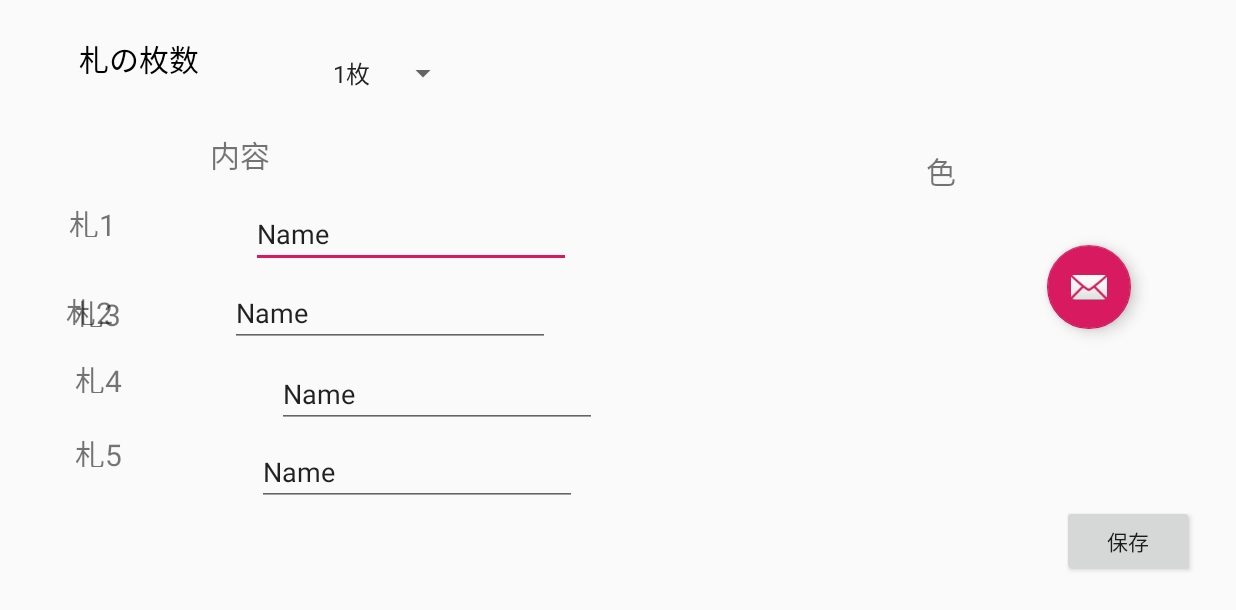
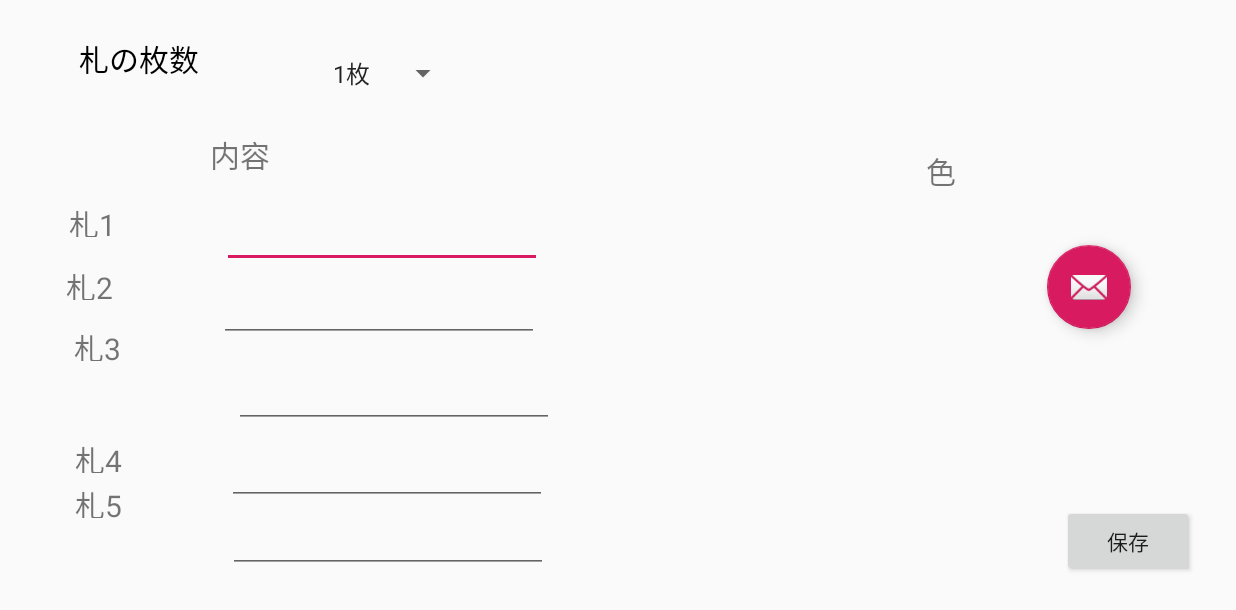
Before and after one commit to DaddyPool/DaddyBoard, an Android app: the Setting screen opened directly, with no data from a screen before it, after a tap on "保存", on a phone screen of 824 x 412 dp (held sideways). Shown: the top 610 px of the screen. Run offline under Robolectric (Android 15) with nearby library versions, the phone set to English and light mode, and no system bars; libraries missing offline, so code that uses them is left out: petrov.kristiyan.colorpicker.

Commit message:
保存処理追加

```diff
--- a/app/src/main/java/com/daddypooldev/daddyboard/Setting.java
+++ b/app/src/main/java/com/daddypooldev/daddyboard/Setting.java
@@ -8,8 +8,10 @@ import android.os.Handler;
 import androidx.appcompat.app.AppCompatActivity;
 import android.util.Log;
 import android.view.View;
+import android.widget.AdapterView;
 import android.widget.Button;
 import android.widget.EditText;
+import android.widget.Spinner;
 
 import com.google.android.material.floatingactionbutton.FloatingActionButton;
 
@@ -26,14 +28,23 @@ import java.io.BufferedReader;
 public class Setting extends AppCompatActivity {
 
     private String fileName = "Data.txt";
-    private String text ="123";
-    private EditText editText;
+    private String text ="";
+    private EditText editTextfuda1;
+    private EditText editTextfuda2;
+    private EditText editTextfuda3;
+    private EditText editTextfuda4;
+    private EditText editTextfuda5;
 
     @Override
     protected void onCreate(Bundle savedInstanceState) {
         super.onCreate(savedInstanceState);
         setContentView(R.layout.setting);
-        editText = findViewById(R.id.editText);
+        editTextfuda1 = findViewById(R.id.editText_fuda1);
+        editTextfuda2 = findViewById(R.id.editText_fuda2);
+        editTextfuda3 = findViewById(R.id.editText_fuda3);
+        editTextfuda4 = findViewById(R.id.editText_fuda4);
+        editTextfuda5 = findViewById(R.id.editText_fuda5);
+
         final FloatingActionButton fab = findViewById(R.id.fab);
         if (fab != null) {
             fab.setOnClickListener(new View.OnClickListener() {
@@ -75,6 +86,48 @@ public class Setting extends AppCompatActivity {
                 }
             });
         }
+
+        //保存してあるテキストがあれば読み込んで表示する
+        fileName = "fuda1";
+        String str1 = readFile(fileName);
+        if (str1 != null) {
+            editTextfuda1.setText(str1);
+        } else {
+            editTextfuda1.setText("");
+        }
+        fileName = "fuda2";
+        String str2 = readFile(fileName);
+        if (str2 != null) {
+            editTextfuda2.setText(str2);
+        } else {
+            editTextfuda2.setText("");
+        }
+
+        fileName = "fuda3";
+        String str3 = readFile(fileName);
+        if (str3 != null) {
+            editTextfuda3.setText(str3);
+        } else {
+            editTextfuda3.setText("");
+        }
+
+        fileName = "fuda4";
+        String str4 = readFile(fileName);
+        if (str4 != null) {
+            editTextfuda4.setText(str4);
+        } else {
+            editTextfuda4.setText("");
+        }
+
+        fileName = "fuda5";
+        String str5 = readFile(fileName);
+        if (str5 != null) {
+            editTextfuda5.setText(str5);
+        } else {
+            editTextfuda5.setText("");
+        }
+
+
         //保存ボタンの処理
         final Button buttonSave = findViewById(R.id.buttonSave);
         buttonSave.setOnClickListener(new View.OnClickListener() {
@@ -86,7 +139,20 @@ public class Setting extends AppCompatActivity {
                         buttonSave.setEnabled(true);
                     }
                 }, 1000L);
-                text = editText.getText().toString();
+                fileName = "fuda1";
+                text = editTextfuda1.getText().toString();
+                saveFile(fileName, text);
+                fileName = "fuda2";
+                text = editTextfuda2.getText().toString();
+                saveFile(fileName, text);
+                fileName = "fuda3";
+                text = editTextfuda3.getText().toString();
+                saveFile(fileName, text);
+                fileName = "fuda4";
+                text = editTextfuda4.getText().toString();
+                saveFile(fileName, text);
+                fileName = "fuda5";
+                text = editTextfuda5.getText().toString();
                 saveFile(fileName, text);
 
             }
@@ -130,5 +196,10 @@ public class Setting extends AppCompatActivity {
         return text;
     }
 
+    // 札枚数選択
+    //final Spinner sp=(Spinner)findViewById(R.id.spinner);
+
+
+
 
 }
--- a/app/src/main/res/layout/setting.xml
+++ b/app/src/main/res/layout/setting.xml
@@ -64,7 +64,7 @@
         app:layout_constraintHorizontal_bias="0.0"
         app:layout_constraintStart_toStartOf="parent"
         app:layout_constraintTop_toTopOf="parent"
-        app:layout_constraintVertical_bias="0.08" />
+        app:layout_constraintVertical_bias="0.0" />
 
     <TextView
         android:id="@+id/textView6"
@@ -78,7 +78,7 @@
         app:layout_constraintHorizontal_bias="0.045"
         app:layout_constraintStart_toStartOf="parent"
         app:layout_constraintTop_toTopOf="parent"
-        app:layout_constraintVertical_bias="0.741" />
+        app:layout_constraintVertical_bias="0.829" />
 
     <TextView
         android:id="@+id/textView5"
@@ -92,7 +92,7 @@
         app:layout_constraintHorizontal_bias="0.045"
         app:layout_constraintStart_toStartOf="parent"
         app:layout_constraintTop_toTopOf="parent"
-        app:layout_constraintVertical_bias="0.614" />
+        app:layout_constraintVertical_bias="0.751" />
 
     <TextView
         android:id="@+id/textView4"
@@ -105,7 +105,8 @@
         app:layout_constraintEnd_toEndOf="parent"
         app:layout_constraintHorizontal_bias="0.059"
         app:layout_constraintStart_toStartOf="parent"
-        app:layout_constraintTop_toTopOf="parent" />
+        app:layout_constraintTop_toTopOf="parent"
+        app:layout_constraintVertical_bias="0.558" />
 
     <TextView
         android:id="@+id/textView7"
@@ -137,36 +138,36 @@
         app:layout_constraintVertical_bias="0.062" />
 
     <EditText
-        android:id="@+id/editText"
+        android:id="@+id/editText_fuda1"
         android:layout_width="wrap_content"
         android:layout_height="wrap_content"
         android:ems="10"
         android:inputType="textPersonName"
         android:text="Name"
-        app:layout_constraintBottom_toTopOf="@+id/editText2"
+        app:layout_constraintBottom_toTopOf="@+id/editText_fuda2"
         app:layout_constraintEnd_toEndOf="parent"
-        app:layout_constraintHorizontal_bias="0.129"
+        app:layout_constraintHorizontal_bias="0.09"
         app:layout_constraintStart_toEndOf="@+id/textView2"
         app:layout_constraintTop_toTopOf="parent"
-        app:layout_constraintVertical_bias="0.949" />
+        app:layout_constraintVertical_bias="0.971" />
 
     <EditText
-        android:id="@+id/editText2"
+        android:id="@+id/editText_fuda2"
         android:layout_width="wrap_content"
         android:layout_height="wrap_content"
         android:layout_marginTop="164dp"
         android:ems="10"
         android:inputType="textPersonName"
         android:text="Name"
-        app:layout_constraintBottom_toTopOf="@+id/editText3"
+        app:layout_constraintBottom_toTopOf="@+id/editText_fuda3"
         app:layout_constraintEnd_toEndOf="parent"
-        app:layout_constraintHorizontal_bias="0.104"
+        app:layout_constraintHorizontal_bias="0.09"
         app:layout_constraintStart_toEndOf="@+id/textView3"
         app:layout_constraintTop_toTopOf="parent"
-        app:layout_constraintVertical_bias="0.717" />
+        app:layout_constraintVertical_bias="0.612" />
 
     <EditText
-        android:id="@+id/editText3"
+        android:id="@+id/editText_fuda3"
         android:layout_width="wrap_content"
         android:layout_height="wrap_content"
         android:layout_marginTop="240dp"
@@ -174,30 +175,30 @@
         android:ems="10"
         android:inputType="textPersonName"
         android:text="Name"
-        app:layout_constraintBottom_toTopOf="@+id/editText4"
+        app:layout_constraintBottom_toTopOf="@+id/editText_fuda4"
         app:layout_constraintEnd_toEndOf="parent"
-        app:layout_constraintHorizontal_bias="0.192"
+        app:layout_constraintHorizontal_bias="0.122"
         app:layout_constraintStart_toEndOf="@+id/textView4"
         app:layout_constraintTop_toTopOf="parent"
         app:layout_constraintVertical_bias="0.0" />
 
     <EditText
-        android:id="@+id/editText4"
+        android:id="@+id/editText_fuda4"
         android:layout_width="wrap_content"
         android:layout_height="wrap_content"
         android:layout_marginTop="300dp"
         android:ems="10"
         android:inputType="textPersonName"
         android:text="Name"
-        app:layout_constraintBottom_toTopOf="@+id/editText6"
+        app:layout_constraintBottom_toTopOf="@+id/editText_fuda5"
         app:layout_constraintEnd_toEndOf="parent"
-        app:layout_constraintHorizontal_bias="0.13"
+        app:layout_constraintHorizontal_bias="0.09"
         app:layout_constraintStart_toEndOf="@+id/textView5"
         app:layout_constraintTop_toTopOf="parent"
-        app:layout_constraintVertical_bias="0.0" />
+        app:layout_constraintVertical_bias="1.0" />
 
     <EditText
-        android:id="@+id/editText6"
+        android:id="@+id/editText_fuda5"
         android:layout_width="wrap_content"
         android:layout_height="wrap_content"
         android:ems="10"
@@ -205,10 +206,10 @@
         android:text="Name"
         app:layout_constraintBottom_toBottomOf="parent"
         app:layout_constraintEnd_toEndOf="parent"
-        app:layout_constraintHorizontal_bias="0.129"
+        app:layout_constraintHorizontal_bias="0.091"
         app:layout_constraintStart_toEndOf="@+id/textView6"
         app:layout_constraintTop_toTopOf="parent"
-        app:layout_constraintVertical_bias="0.796" />
+        app:layout_constraintVertical_bias="0.918" />
 
     <Button
         android:id="@+id/buttonSave"
```
